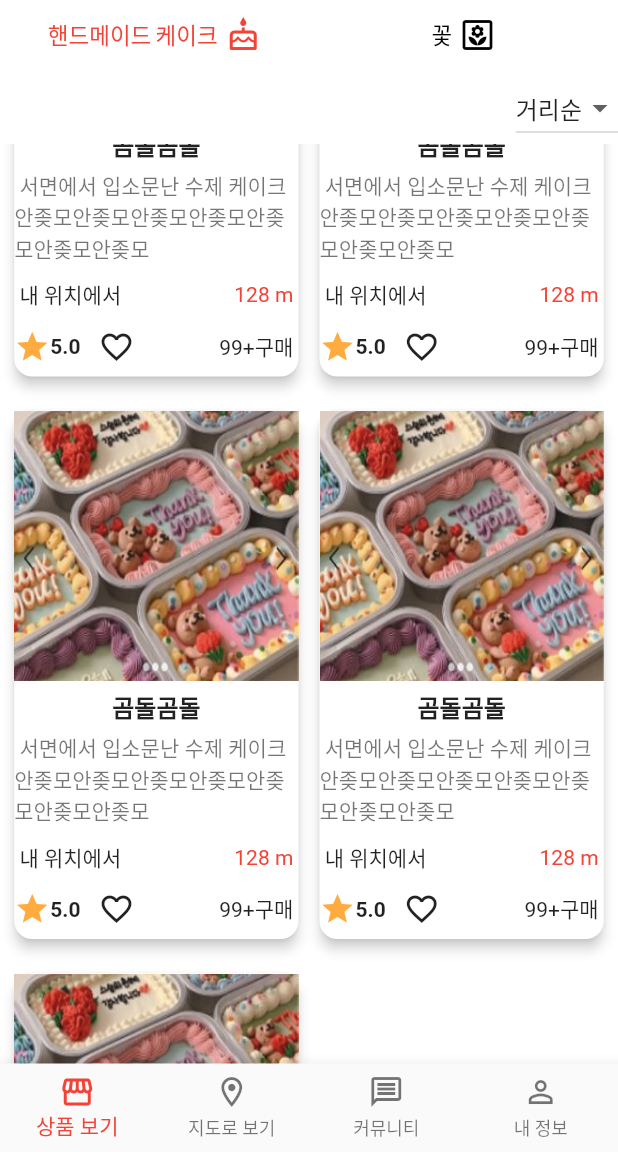
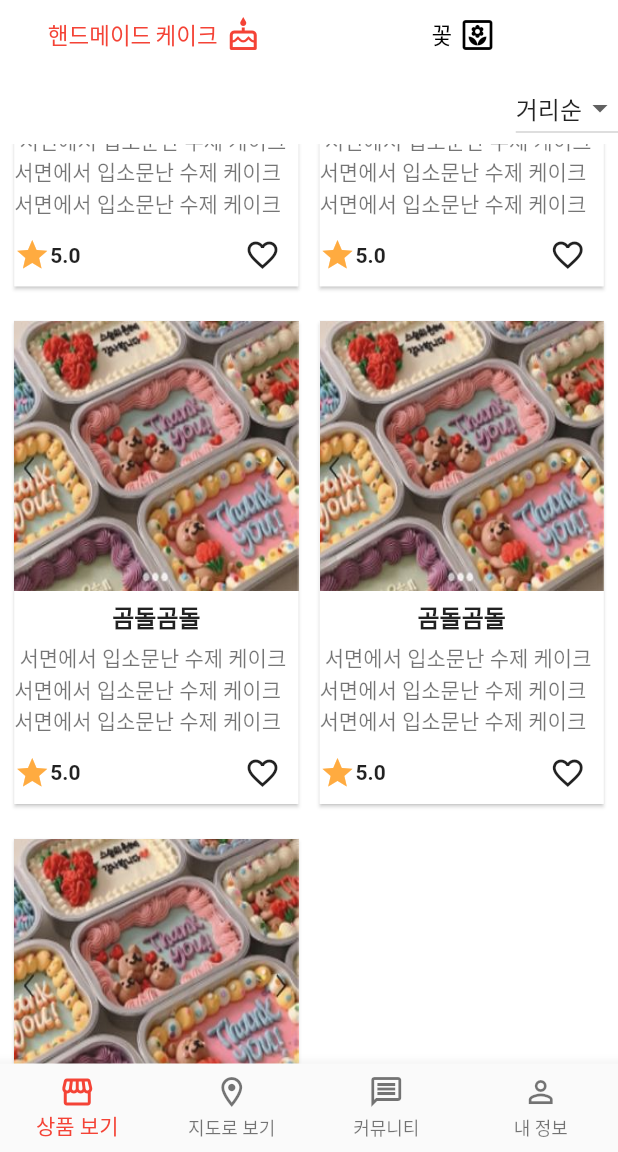
Before and after one commit to 4bit-IT/dazzling-moment-flutter, a Flutter app: the HomeMain screen opened directly, scrolled down 576 dp, after a tap on "곰돌곰돌", on a phone screen of 412 x 824 dp, the part 84-1236 px from its top. Run offline on Flutter 3.47's test engine with Material 2 defaults, Android fonts, the phone set to English and light mode, and no system bars; our stand-ins replace fluttertoast, google_fonts, google_maps_flutter; missing offline and left inert: kakao_flutter_sdk, transition; Roboto replaces fonts that are missing (NotoSans).

```diff
--- a/lib/screen/bottom_navigaton.dart
+++ b/lib/screen/bottom_navigaton.dart
@@ -3,7 +3,6 @@ import 'package:damo/screen/home_main.dart';
 import 'package:damo/screen/location/look_location.dart';
 import 'package:damo/screen/myPage/my_page.dart';
 import 'package:flutter/material.dart';
-import 'package:flutter/scheduler.dart';
 import 'package:transition/transition.dart';
 
 // ignore: must_be_immutable
@@ -16,8 +15,6 @@ class BottomNavigation extends StatefulWidget {
 }
 
 class _BottomNavigationState extends State<BottomNavigation> {
-  ScrollController _scrollController = ScrollController();
-
   static List bottomNavigationBarPages = [
     HomeMain(),
     LookLocation(),
--- a/lib/screen/home_main.dart
+++ b/lib/screen/home_main.dart
@@ -78,7 +78,7 @@ class _HomeMainState extends State<HomeMain> {
                 gridDelegate: SliverGridDelegateWithFixedCrossAxisCount(
                     crossAxisCount: 2,
                     mainAxisSpacing: 15.0,
-                    mainAxisExtent: 360.0,
+                    mainAxisExtent: 330.0,
                     crossAxisSpacing: 6.0,
                     childAspectRatio: 1.0),
                 padding: const EdgeInsets.fromLTRB(5.5, 0.0, 5.5, 0.0),
@@ -97,9 +97,9 @@ class _HomeMainState extends State<HomeMain> {
                       });
                     }, //클릭시 이동
                     child: Card(
-                      elevation: 3.5, //음영
+                      // elevation: 3.5, //음영
                       shape: RoundedRectangleBorder(
-                        borderRadius: BorderRadius.circular(12), //둥글기
+                        borderRadius: BorderRadius.circular(0), //둥글기
                       ),
                       //테두리를 입체감으로 줌.
                       shadowColor: Colors.black87,
@@ -123,32 +123,32 @@ class _HomeMainState extends State<HomeMain> {
                           ),
                           SizedBox(height: 5.0),
                           Text(
-                            ' 서면에서 입소문난 수제 케이크 안좆모안좆모안좆모안좆모안좆모안좆모안좆모',
+                            ' 서면에서 입소문난 수제 케이크 서면에서 입소문난 수제 케이크 서면에서 입소문난 수제 케이크 ',
                             //최대 3줄까지 지정.
                             style: TextStyle(color: Colors.black54),
                           ),
-                          SizedBox(
-                            height: 10,
-                          ),
-                          Row(
-                            mainAxisAlignment: MainAxisAlignment.spaceBetween,
-                            children: [
-                              Text(
-                                " 내 위치에서",
-                                style: TextStyle(
-                                    fontFamily: 'NotoSans',
-                                    color: Colors.black87),
-                              ),
-                              Row(
-                                children: [
-                                  Text(
-                                    "128 m ",
-                                    style: TextStyle(color: Colors.red),
-                                  ),
-                                ],
-                              ),
-                            ],
-                          ),
+                          // SizedBox(
+                          //   height: 10,
+                          // ),
+                          // Row(
+                          //   mainAxisAlignment: MainAxisAlignment.spaceBetween,
+                          //   children: [
+                          //     Text(
+                          //       " 내 위치에서",
+                          //       style: TextStyle(
+                          //           fontFamily: 'NotoSans',
+                          //           color: Colors.black87),
+                          //     ),
+                          //     Row(
+                          //       children: [
+                          //         Text(
+                          //           "128 m ",
+                          //           style: TextStyle(color: Colors.red),
+                          //         ),
+                          //       ],
+                          //     ),
+                          //   ],
+                          // ),
                           Row(
                             mainAxisAlignment: MainAxisAlignment.spaceBetween,
                             children: [
@@ -164,19 +164,19 @@ class _HomeMainState extends State<HomeMain> {
                                         color: Colors.black87,
                                         fontWeight: FontWeight.bold),
                                   ),
-                                  IconButton(
-                                    onPressed: () {},
-                                    icon: Icon(
-                                      Icons.favorite_border_outlined,
-                                    ),
-                                  ),
                                 ],
                               ),
-                              Row(
-                                children: [
-                                  Text('99+구매 '),
-                                ],
+                              IconButton(
+                                onPressed: () {},
+                                icon: Icon(
+                                  Icons.favorite_border_outlined,
+                                ),
                               ),
+                              // Row(
+                              //   children: [
+                              //     Text('99+구매 '),
+                              //   ],
+                              // ),
                             ],
                           ),
                         ],
```
Also changed, not shown: lib/drawer.dart (+2 -7 lines), lib/product_info.dart (+10 -11 lines), lib/screen/location/look_location.dart (+41 -12 lines), lib/screen/myPage/my_page.dart (+7 -7 lines), lib/screen/search/seach_product.dart (+19 -39 lines), pubspec.yaml (+5 -2 lines), pubspec.lock, 6 other files.
